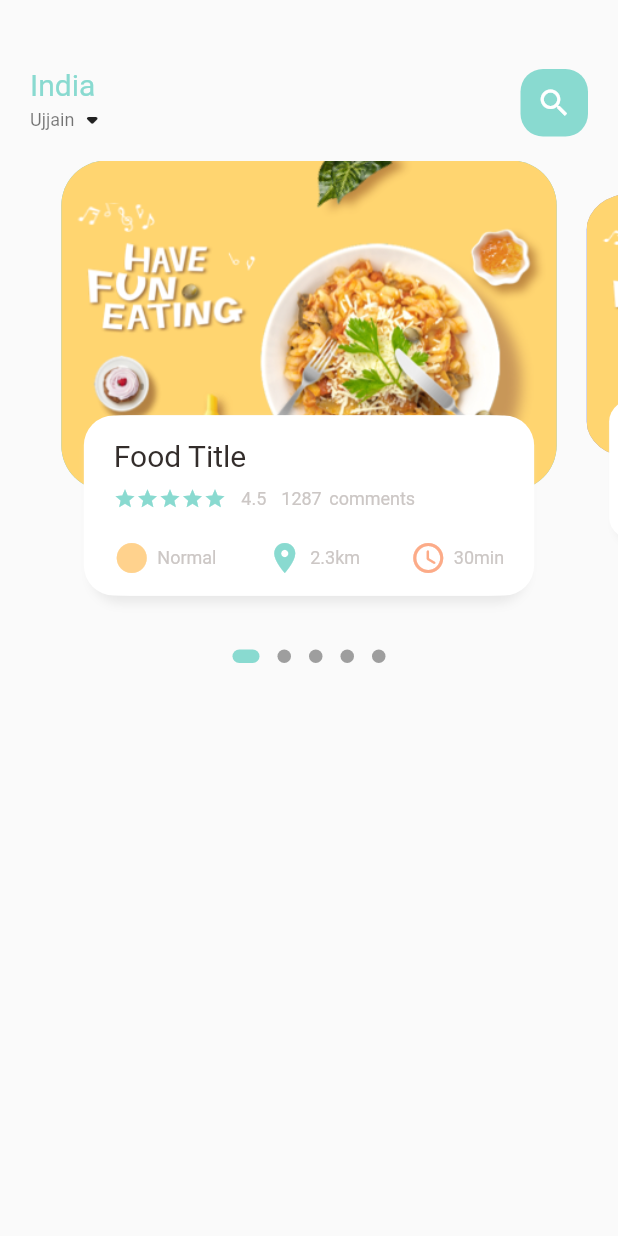
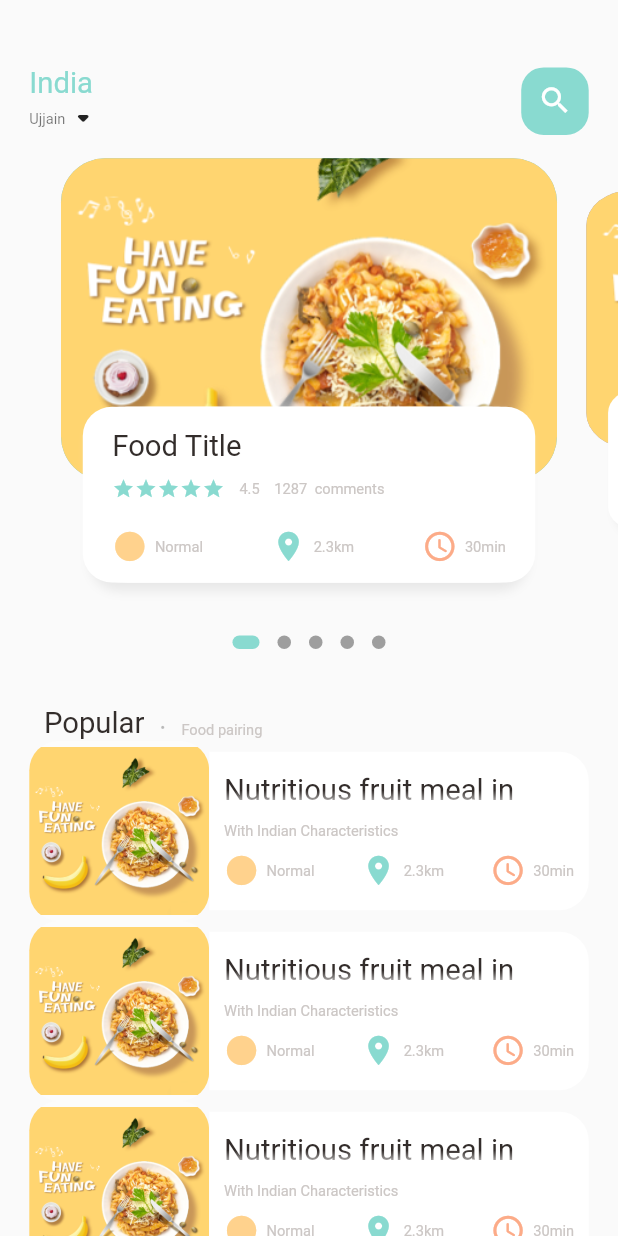
Before and after one commit to SoulCoder65/soul-food-frontend, a Flutter app: the MainHomePage screen opened directly, on a phone screen of 412 x 824 dp. Run offline on Flutter 3.47's test engine with Material 2 defaults, Android fonts, the phone set to English and light mode, and no system bars; drawn by our look-alikes of dots_indicator; our stand-ins replace get.

Commit message:
Slider Part Completed

```diff
--- a/lib/main.dart
+++ b/lib/main.dart
@@ -1,6 +1,7 @@
 import 'package:flutter/material.dart';
+import 'package:food_delivery/screens/food_section/popular_food_detail.dart';
 import 'package:food_delivery/screens/home/main_home_page.dart';
-
+import 'package:get/get.dart';
 void main() {
   runApp(const MyApp());
 }
@@ -11,13 +12,13 @@ class MyApp extends StatelessWidget {
   // This widget is the root of your application.
   @override
   Widget build(BuildContext context) {
-    return MaterialApp(
+    return GetMaterialApp(
       debugShowCheckedModeBanner: false,
       title: 'Soul Food',
       theme: ThemeData(
         primarySwatch: Colors.blue,
       ),
-      home: MainHomePage(),
+      home: PopularFoodDetail(),
     );
   }
 }
--- /dev/null
+++ b/lib/screens/food_section/popular_food_detail.dart
@@ -0,0 +1,33 @@
+import 'package:flutter/material.dart';
+import 'package:food_delivery/utils/dimensions.dart';
+
+class PopularFoodDetail extends StatelessWidget {
+  const PopularFoodDetail({Key? key}) : super(key: key);
+
+  @override
+  Widget build(BuildContext context) {
+    return Scaffold(
+      body: Stack(
+        children: [
+          //FOOD IMAGE
+          Positioned(
+              left: 0,
+              right: 0,
+              child: Container(
+                width: double.maxFinite,
+                height: Dimensions.popularFoodImgSize,
+                decoration: BoxDecoration(
+                    image: DecorationImage(
+                  fit: BoxFit.cover,
+                  image: AssetImage("assets/image/food0.png"),
+                )),
+              )),
+        //  NAVIGATION
+          Positioned(child: Container(
+
+          ))
+        ],
+      ),
+    );
+  }
+}
--- a/lib/screens/home/main_home_page.dart
+++ b/lib/screens/home/main_home_page.dart
@@ -1,5 +1,6 @@
 import 'package:flutter/material.dart';
 import 'package:food_delivery/screens/home/main_page_body.dart';
+import 'package:food_delivery/utils/dimensions.dart';
 import 'package:food_delivery/widgets/big_text.dart';
 import 'package:food_delivery/widgets/small_text.dart';
 
@@ -20,8 +21,8 @@ class _MainHomePageState extends State<MainHomePage> {
         children: [
           Container(
             child: Container(
-              padding: const EdgeInsets.only(left: 20,right: 20),
-              margin: const EdgeInsets.only(top: 45,bottom: 15),
+              padding: EdgeInsets.only(left: Dimensions.width20,right: Dimensions.width20),
+              margin:  EdgeInsets.only(top: Dimensions.height45,bottom: Dimensions.height15),
               child: Row(
                 mainAxisAlignment: MainAxisAlignment.spaceBetween,
                 children: [
@@ -45,13 +46,15 @@ class _MainHomePageState extends State<MainHomePage> {
                       borderRadius: BorderRadius.circular(15),
                       color: AppColors.mainColor,
                     ),
-                    child: Icon(Icons.search,color: Colors.white,),
+                    child:  Icon(Icons.search,color: Colors.white,size: Dimensions.icon24),
                   )
                 ],
               ),
             ),
           ),
-          MainPageBody(),
+          Expanded(child: SingleChildScrollView(
+            child: MainPageBody(),
+          )),
         ],
       ),
     );
--- a/lib/screens/home/main_page_body.dart
+++ b/lib/screens/home/main_page_body.dart
@@ -1,5 +1,7 @@
+import 'package:flutter/cupertino.dart';
 import 'package:flutter/material.dart';
 import 'package:food_delivery/utils/colors.dart';
+import 'package:food_delivery/utils/dimensions.dart';
 import 'package:food_delivery/widgets/big_text.dart';
 import 'package:food_delivery/widgets/icon_and_text_widget.dart';
 import 'package:food_delivery/widgets/small_text.dart';
@@ -15,10 +17,10 @@ class MainPageBody extends StatefulWidget {
 }
 
 class _MainPageBodyState extends State<MainPageBody> {
-  PageController _pageController = PageController(viewportFraction: 0.85);
+  final PageController _pageController = PageController(viewportFraction: 0.85);
   var _currPage = 0.0;
-  double _scaleFactor = 0.8;
-  double _height = 220;
+  final double _scaleFactor = 0.8;
+  final double _height = Dimensions.pageViewController;
   @override
   void initState() {
     super.initState();
@@ -38,9 +40,10 @@ class _MainPageBodyState extends State<MainPageBody> {
   Widget build(BuildContext context) {
     return Column(
       children: [
+        //SLIDER SECTION
         Container(
           // color: Colors.red,
-          height: 320,
+          height: Dimensions.pageView,
           child: PageView.builder(
             controller: _pageController,
             itemBuilder: (context, index) {
@@ -48,7 +51,8 @@ class _MainPageBodyState extends State<MainPageBody> {
             },
           ),
         ),
-        new DotsIndicator(
+        //INDICATOR SECTION
+        DotsIndicator(
           dotsCount: 5,
           position: _currPage,
           decorator: DotsDecorator(
@@ -57,6 +61,46 @@ class _MainPageBodyState extends State<MainPageBody> {
             activeColor: AppColors.mainColor,
             activeShape: RoundedRectangleBorder(
                 borderRadius: BorderRadius.circular(5.0)),
+          ),
+        ),
+        //  POPULAR  FOOD TEXT
+        SizedBox(
+          height: Dimensions.height30,
+        ),
+        Container(
+          margin: EdgeInsets.only(left: Dimensions.width30),
+          child: Row(
+            crossAxisAlignment: CrossAxisAlignment.end,
+            children: [
+              BigText(text: "Popular"),
+              SizedBox(
+                width: Dimensions.width10,
+              ),
+              Container(
+                margin: const EdgeInsets.only(bottom: 3),
+                child: BigText(
+                  text: ".",
+                  color: Colors.black26,
+                ),
+              ),
+              SizedBox(width: Dimensions.width10),
+              Container(
+                margin: const EdgeInsets.only(bottom: 2),
+                child: SmallText(text: "Food pairing"),
+              )
+            ],
+          ),
+        ),
+        //  LIST OF FOODS
+        //TODO: Remove Container and set shrinkwrap to true
+        Container(
+          height: 700,
+          child: ListView.builder(
+            physics: NeverScrollableScrollPhysics(),
+            // shrinkWrap: true,
+            itemBuilder: (context, index) {
+              return _foodImageCard(index);
+            },
           ),
         )
       ],
@@ -94,10 +138,11 @@ class _MainPageBodyState extends State<MainPageBody> {
       child: Stack(
         children: [
           Container(
-            height: 220,
-            margin: EdgeInsets.only(left: 10, right: 10),
+            height: Dimensions.pageViewController,
+            margin: EdgeInsets.only(
+                left: Dimensions.width10, right: Dimensions.width10),
             decoration: BoxDecoration(
-                borderRadius: BorderRadius.circular(30),
+                borderRadius: BorderRadius.circular(Dimensions.radius30),
                 color: index.isEven ? Color(0xFF69c5df) : Color(0xFF9294cc),
                 image: DecorationImage(
                     fit: BoxFit.cover,
@@ -106,10 +151,13 @@ class _MainPageBodyState extends State<MainPageBody> {
           Align(
             alignment: Alignment.bottomCenter,
             child: Container(
-              height: 120,
-              margin: EdgeInsets.only(left: 30, right: 30, bottom: 30),
+              height: Dimensions.pageViewTextController,
+              margin: EdgeInsets.only(
+                  left: Dimensions.width30,
+                  right: Dimensions.width30,
+                  bottom: Dimensions.height30),
               decoration: BoxDecoration(
-                  borderRadius: BorderRadius.circular(20),
+                  borderRadius: BorderRadius.circular(Dimensions.radius20),
                   color: Colors.white,
                   boxShadow: [
                     BoxShadow(
@@ -120,13 +168,16 @@ class _MainPageBodyState extends State<MainPageBody> {
                     BoxShadow(color: Colors.white, offset: Offset(5, 0)),
                   ]),
               child: Container(
-                padding: EdgeInsets.only(left: 15, right: 15, top: 15),
+                padding: EdgeInsets.only(
+                    left: Dimensions.width15,
+                    right: Dimensions.width15,
+                    top: Dimensions.height15),
                 child: Column(
                   crossAxisAlignment: CrossAxisAlignment.start,
                   children: [
                     BigText(text: "Food Title"),
                     SizedBox(
-                      height: 10,
+                      height: Dimensions.height10,
                     ),
                     Row(
                       children: [
@@ -140,11 +191,11 @@ class _MainPageBodyState extends State<MainPageBody> {
                                   )),
                         ),
                         SizedBox(
-                          width: 10,
+                          width: Dimensions.height10,
                         ),
                         SmallText(text: "4.5"),
                         SizedBox(
-                          width: 10,
+                          width: Dimensions.width10,
                         ),
                         SmallText(text: "1287"),
                         SizedBox(width: 5),
@@ -152,7 +203,7 @@ class _MainPageBodyState extends State<MainPageBody> {
                       ],
                     ),
                     SizedBox(
-                      height: 20,
+                      height: Dimensions.height20,
                     ),
                     Row(
                       mainAxisAlignment: MainAxisAlignment.spaceBetween,
@@ -181,3 +232,65 @@ class _MainPageBodyState extends State<MainPageBody> {
     );
   }
 }
+
+//FOOD LIST CARD
+Widget _foodImageCard(int index) {
+  return Container(
+    margin:
+        EdgeInsets.only(left: Dimensions.width20, right: Dimensions.width20),
+    child: Row(
+      children: [
+        Container(
+          width: 120,
+          height: 120,
+          decoration: BoxDecoration(
+              borderRadius: BorderRadius.circular(Dimensions.radius20),
+              color: Colors.white38,
+              image:
+                  DecorationImage(image: AssetImage("assets/image/food0.png"))),
+        ),
+        Expanded(
+          child: Container(
+            height: Dimensions.listViewTextContSize,
+            decoration: BoxDecoration(
+                borderRadius: BorderRadius.only(
+                    topRight: Radius.circular(Dimensions.radius20),
+                    bottomRight: Radius.circular(Dimensions.radius20)),
+                color: Colors.white),
+            child: Padding(
+              padding: EdgeInsets.only(
+                  left: Dimensions.width10, right: Dimensions.width10),
+              child: Column(
+                crossAxisAlignment: CrossAxisAlignment.start,
+                mainAxisAlignment: MainAxisAlignment.center,
+                children: [
+                  BigText(text: "Nutritious fruit meal in India"),
+                  SizedBox(height: Dimensions.height10),
+                  SmallText(text: "With Indian Characteristics"),
+                  SizedBox(height: Dimensions.height10),
+                  Row(
+                    mainAxisAlignment: MainAxisAlignment.spaceBetween,
+                    children: [
+                      IconAndTextWidget(
+                          icon: Icons.circle,
+                          text: "Normal",
+                          iconColor: AppColors.iconColor1),
+                      IconAndTextWidget(
+                          icon: Icons.location_on,
+                          text: "2.3km",
+                          iconColor: AppColors.mainColor),
+                      IconAndTextWidget(
+                          icon: Icons.access_time_rounded,
+                          text: "30min",
+                          iconColor: AppColors.iconColor2)
+                    ],
+                  )
+                ],
+              ),
+            ),
+          ),
+        )
+      ],
+    ),
+  );
+}
--- /dev/null
+++ b/lib/utils/dimensions.dart
@@ -0,0 +1,45 @@
+import 'package:get/get.dart';
+
+class Dimensions {
+  static double screenHeight = Get.context!.height;
+  static double screenWidth = Get.context!.width;
+
+  //  Containers Sizes
+  // Factor 844/220=3.84
+  static double pageView = screenHeight / 2.64;
+  static double pageViewController = screenHeight / 3.84;
+  static double pageViewTextController = screenHeight / 7.03;
+
+  //Dynamic Heights
+  static double height10 = screenHeight / 84.4;
+  static double height15 = screenHeight / 56.27;
+  static double height20 = screenHeight / 42.2;
+  static double height30 = screenHeight / 28.13;
+  static double height45 = screenHeight / 18.76;
+
+  //Dynamic Widths
+  static double width10 = screenHeight / 84.4;
+  static double width15 = screenHeight / 56.27;
+  static double width20 = screenHeight / 42.2;
+  static double width30 = screenHeight / 28.13;
+
+//  Font Sizes
+  static double font10 = screenHeight / 84.4;
+  static double font20 = screenHeight / 42.2;
+
+  //Radius
+  static double radius15 = screenHeight / 56.27;
+  static double radius20 = screenHeight / 42.2;
+  static double radius30 = screenHeight / 28.13;
+
+//Icon
+static double icon24=screenHeight/35.17;
+
+//List View Size
+static double listViewImgSize=screenWidth/3.25;
+static double listViewTextContSize=screenWidth/3.9;
+
+//Popular Food
+static double popularFoodImgSize=screenHeight/2.41;
+
+}
--- a/lib/widgets/big_text.dart
+++ b/lib/widgets/big_text.dart
@@ -1,4 +1,5 @@
 import 'package:flutter/material.dart';
+import 'package:food_delivery/utils/dimensions.dart';
 
 class BigText extends StatelessWidget {
   Color? color;
@@ -10,8 +11,8 @@ class BigText extends StatelessWidget {
       {Key? key,
       this.color=const Color(0xFF332d2b),
       required this.text,
-      this.size = 20,
-      this.textOverflow = TextOverflow.ellipsis})
+      this.size = 0,
+      this.textOverflow = TextOverflow.fade})
       : super(key: key);
 
   @override
@@ -24,7 +25,7 @@ class BigText extends StatelessWidget {
           fontFamily: 'Roboto',
           color: color,
           fontWeight: FontWeight.w400,
-          fontSize: size),
+          fontSize: size==0?Dimensions.font20:size),
     );
   }
 }
--- a/lib/widgets/icon_and_text_widget.dart
+++ b/lib/widgets/icon_and_text_widget.dart
@@ -1,4 +1,5 @@
 import 'package:flutter/material.dart';
+import 'package:food_delivery/utils/dimensions.dart';
 import 'package:food_delivery/widgets/small_text.dart';
 
 class IconAndTextWidget extends StatelessWidget {
@@ -20,6 +21,7 @@ class IconAndTextWidget extends StatelessWidget {
         Icon(
           icon,
           color: iconColor,
+          size: Dimensions.icon24,
         ),
         SizedBox(
           width: 5,
--- a/lib/widgets/small_text.dart
+++ b/lib/widgets/small_text.dart
@@ -1,4 +1,5 @@
 import 'package:flutter/material.dart';
+import 'package:food_delivery/utils/dimensions.dart';
 
 class SmallText extends StatelessWidget {
   Color? color;
@@ -9,7 +10,7 @@ class SmallText extends StatelessWidget {
     Key? key,
     this.color = const Color(0xFFccc7c5),
     required this.text,
-    this.size = 12,
+    this.size = 0,
     this.height=1.2
   }) : super(key: key);
 
@@ -17,7 +18,7 @@ class SmallText extends StatelessWidget {
   Widget build(BuildContext context) {
     return Text(
       text,
-      style: TextStyle(fontFamily: 'Roboto', color: color, fontSize: size),
+      style: TextStyle(fontFamily: 'Roboto', color: color, fontSize: size==0?Dimensions.font10:size),
     );
   }
 }
--- a/pubspec.yaml
+++ b/pubspec.yaml
@@ -10,7 +10,7 @@ environment:
 dependencies:
   flutter:
     sdk: flutter
-  get: ^4.1.4
+  get: ^4.6.5
   dots_indicator: ^2.1.0
 
 
```
Also changed, not shown: pubspec.lock, 3 other files.
